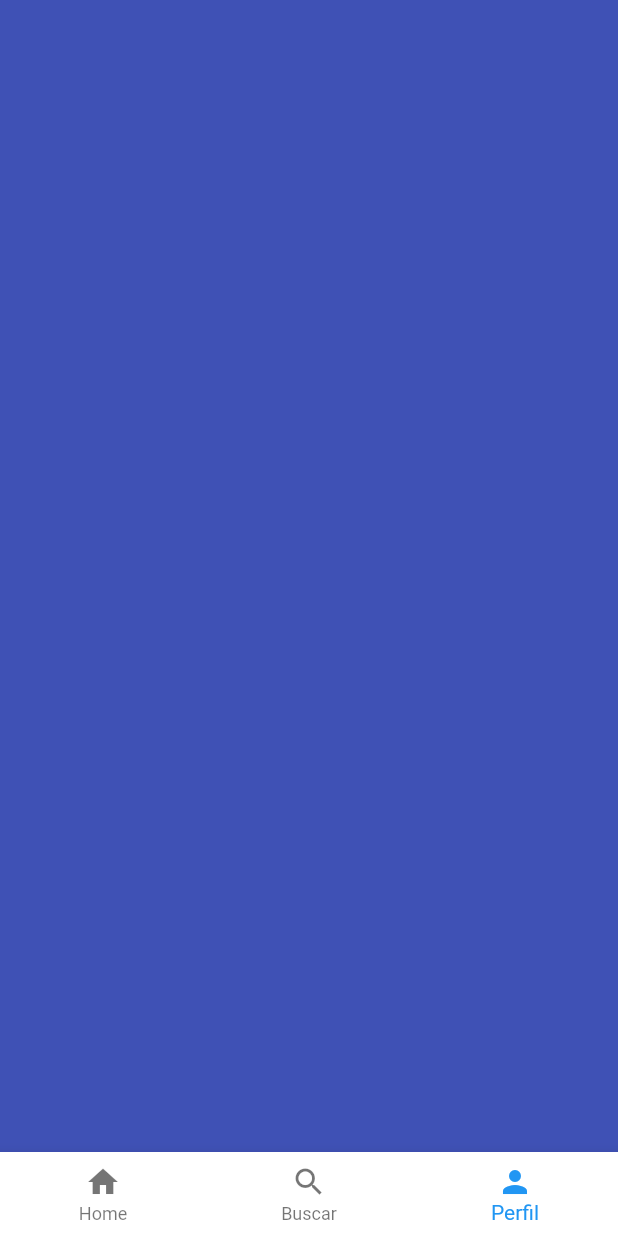
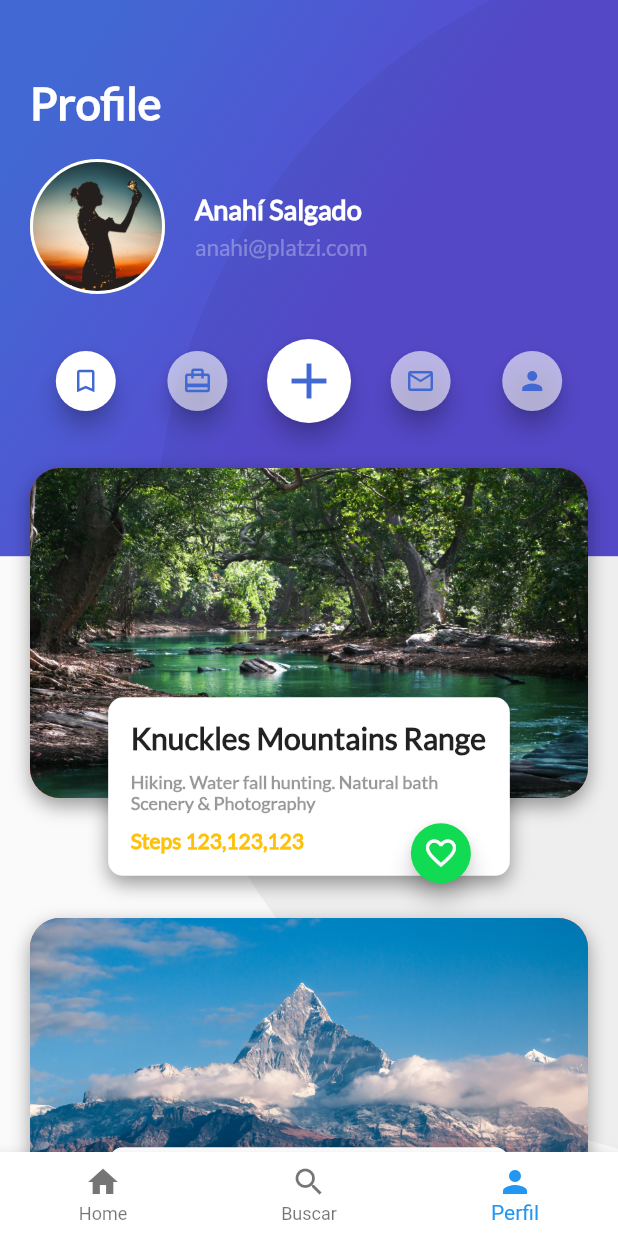
Before and after one commit to QPRodrigo/Proyect-Movil, a Flutter app: the screen it shows after launch, item 3 of the bottom bar chosen, on a phone screen of 412 x 824 dp. Run offline on Flutter 3.47's test engine with Material 2 defaults, Android fonts, the phone set to English and light mode, and no system bars.

```diff
--- a/lib/widgets/header_appbar.dart
+++ b/lib/Place/ui/screens/header_appbar.dart
@@ -1,8 +1,8 @@
 import 'package:flutter/material.dart';
 //Importamos el gradiente
-import 'gradient_back.dart';
+import '../../../widgets/gradient_back.dart';
 //Importamos la carrilla de imagenes
-import '../Place/ui/widgets/card_image_list.dart';
+import '../widgets/card_image_list.dart';
 
 class HeaderAppBar extends StatelessWidget {
   @override
--- a/lib/Place/ui/screens/home_trips.dart
+++ b/lib/Place/ui/screens/home_trips.dart
@@ -3,7 +3,7 @@ import 'package:flutter/material.dart';
 
 //Importamos los archivos
 import '../widgets/description_place.dart';
-import '../../../widgets/header_appbar.dart';
+import 'header_appbar.dart';
 import '../widgets/review_list.dart';
 
 class HomeTrips extends StatelessWidget {
--- a/lib/Place/ui/screens/profile_trips.dart
+++ /dev/null
@@ -1,11 +0,0 @@
-import 'package:flutter/material.dart';
-
-class ProfileTrips extends StatelessWidget {
-  @override
-  Widget build(BuildContext context) {
-    // TODO: implement build
-    return Container(
-      color: Colors.indigo,
-    );
-  }
-}
--- /dev/null
+++ b/lib/User/ui/screens/profile_header.dart
@@ -0,0 +1,31 @@
+import 'package:flutter/material.dart';
+import '/User/ui/widgets/user_info.dart';
+import '/User/ui/widgets/button_bar.dart';
+
+class ProfileHeader extends StatelessWidget {
+  @override
+  Widget build(BuildContext context) {
+    final title = Text(
+      'Profile',
+      style: TextStyle(
+          fontFamily: 'Lato',
+          color: Colors.white,
+          fontWeight: FontWeight.bold,
+          fontSize: 30.0),
+    );
+
+    return Container(
+      margin: EdgeInsets.only(left: 20.0, right: 20.0, top: 50.0),
+      child: Column(
+        children: <Widget>[
+          Row(
+            children: <Widget>[title],
+          ),
+          UserInfo(
+              'assets/img/people_4.jpg', 'Anahí Salgado', 'anahi@platzi.com'),
+          ButtonsBar()
+        ],
+      ),
+    );
+  }
+}
--- /dev/null
+++ b/lib/User/ui/screens/profile_trips.dart
@@ -0,0 +1,22 @@
+import 'package:flutter/material.dart';
+import '/User/ui/screens/profile_header.dart';
+import '/User/ui/widgets/profile_places_list.dart';
+import '/User/ui/widgets/profile_background.dart';
+
+class ProfileTrips extends StatelessWidget {
+  @override
+  Widget build(BuildContext context) {
+    // TODO: implement build
+    /*return Container(
+      color: Colors.indigo,
+    );*/
+    return Stack(
+      children: <Widget>[
+        ProfileBackground(),
+        ListView(
+          children: <Widget>[ProfileHeader(), ProfilePlacesList()],
+        ),
+      ],
+    );
+  }
+}
--- /dev/null
+++ b/lib/User/ui/widgets/button_bar.dart
@@ -0,0 +1,24 @@
+import 'package:flutter/material.dart';
+import 'circle_button.dart';
+
+class ButtonsBar extends StatelessWidget {
+  @override
+  Widget build(BuildContext context) {
+    return Padding(
+        padding: EdgeInsets.symmetric(horizontal: 0.0, vertical: 10.0),
+        child: Row(
+          children: <Widget>[
+            CircleButton(true, Icons.turned_in_not, 20.0,
+                Color.fromRGBO(255, 255, 255, 1)),
+            CircleButton(true, Icons.card_travel, 20.0,
+                Color.fromRGBO(255, 255, 255, 0.6)),
+            CircleButton(
+                false, Icons.add, 40.0, Color.fromRGBO(255, 255, 255, 1)),
+            CircleButton(true, Icons.mail_outline, 20.0,
+                Color.fromRGBO(255, 255, 255, 0.6)),
+            CircleButton(
+                true, Icons.person, 20.0, Color.fromRGBO(255, 255, 255, 0.6))
+          ],
+        ));
+  }
+}
--- /dev/null
+++ b/lib/User/ui/widgets/circle_button.dart
@@ -0,0 +1,34 @@
+import 'package:flutter/material.dart';
+
+class CircleButton extends StatefulWidget {
+  bool mini;
+  var icon;
+  double iconSize;
+  var color;
+
+  CircleButton(this.mini, this.icon, this.iconSize, this.color);
+
+  @override
+  State<StatefulWidget> createState() {
+    return _CircleButton();
+  }
+}
+
+class _CircleButton extends State<CircleButton> {
+  void onPressedButton() {}
+
+  @override
+  Widget build(BuildContext context) {
+    return Expanded(
+        child: FloatingActionButton(
+      backgroundColor: widget.color,
+      mini: widget.mini,
+      onPressed: onPressedButton,
+      child: Icon(
+        widget.icon,
+        size: widget.iconSize,
+        color: Color(0xFF4268D3),
+      ),
+    ));
+  }
+}
--- /dev/null
+++ b/lib/User/ui/widgets/profile_background.dart
@@ -0,0 +1,32 @@
+import 'package:flutter/material.dart';
+
+class ProfileBackground extends StatelessWidget {
+  @override
+  Widget build(BuildContext context) {
+    double screenHeight = MediaQuery.of(context).size.height;
+    double screenWidth = MediaQuery.of(context).size.width;
+
+    return Container(
+      width: screenWidth,
+      height: screenHeight * 0.45,
+      decoration: BoxDecoration(
+          gradient: LinearGradient(
+              colors: [Color(0xFF4268D3), Color(0xFF584CD1)],
+              begin: FractionalOffset(0.2, 0.0),
+              end: FractionalOffset(1.0, 0.6),
+              stops: [0.0, 0.6],
+              tileMode: TileMode.clamp)),
+      child: FittedBox(
+        fit: BoxFit.none,
+        alignment: Alignment(-1.5, -0.8),
+        child: Container(
+          width: screenHeight,
+          height: screenHeight,
+          decoration: BoxDecoration(
+              color: Color.fromRGBO(0, 0, 0, 0.05),
+              borderRadius: BorderRadius.circular(screenHeight / 2)),
+        ),
+      ),
+    );
+  }
+}
--- /dev/null
+++ b/lib/User/ui/widgets/profile_place.dart
@@ -0,0 +1,34 @@
+import 'package:flutter/material.dart';
+import '/Place/model/place.dart';
+import '/User/ui/widgets/profile_place_info.dart';
+import '/User/ui/widgets/profile_place.dart';
+
+class ProfilePlace extends StatelessWidget {
+  String image;
+  Place place;
+
+  ProfilePlace(this.image, this.place);
+
+  @override
+  Widget build(BuildContext context) {
+    final photoCard = Container(
+      margin: EdgeInsets.only(top: 10.0, bottom: 70.0),
+      height: 220.0,
+      decoration: BoxDecoration(
+          image: DecorationImage(fit: BoxFit.cover, image: AssetImage(image)),
+          borderRadius: BorderRadius.all(Radius.circular(20.0)),
+          color: Colors.red,
+          boxShadow: <BoxShadow>[
+            BoxShadow(
+                color: Colors.black38,
+                blurRadius: 10.0,
+                offset: Offset(0.0, 5.0))
+          ]),
+    );
+
+    return Stack(
+      alignment: Alignment(0.0, 0.8),
+      children: <Widget>[photoCard, ProfilePlaceInfo(place)],
+    );
+  }
+}
--- /dev/null
+++ b/lib/User/ui/widgets/profile_place_info.dart
@@ -0,0 +1,76 @@
+import 'package:flutter/material.dart';
+import '/Place/model/place.dart';
+import '/widgets/floating_action_button_green.dart';
+
+class ProfilePlaceInfo extends StatelessWidget {
+  Place place;
+
+  ProfilePlaceInfo(this.place);
+
+  @override
+  Widget build(BuildContext context) {
+    double screenWidth = MediaQuery.of(context).size.width;
+
+    final place = Text(
+      this.place.name,
+      style: TextStyle(
+          fontFamily: 'Lato', fontSize: 20.0, fontWeight: FontWeight.bold),
+    );
+
+    final placeInfo = Padding(
+        padding: EdgeInsets.symmetric(vertical: 10.0),
+        child: Column(
+            crossAxisAlignment: CrossAxisAlignment.start,
+            children: <Widget>[
+              Text(
+                this.place.where,
+                style: TextStyle(
+                    color: Color.fromRGBO(0, 0, 0, 0.4),
+                    fontFamily: 'Lato',
+                    fontSize: 12.0,
+                    fontWeight: FontWeight.bold),
+              ),
+              Text(
+                this.place.type,
+                style: TextStyle(
+                    color: Color.fromRGBO(0, 0, 0, 0.4),
+                    fontFamily: 'Lato',
+                    fontSize: 12.0,
+                    fontWeight: FontWeight.bold),
+              )
+            ]));
+
+    final steps = Text(
+      'Steps ${this.place.steps}',
+      style: TextStyle(
+          fontFamily: 'Lato',
+          fontSize: 14.0,
+          fontWeight: FontWeight.bold,
+          color: Colors.amber),
+    );
+
+    final card = Container(
+      width: screenWidth * 0.65,
+      decoration: BoxDecoration(
+          borderRadius: BorderRadius.all(Radius.circular(10.0)),
+          color: Colors.white,
+          boxShadow: <BoxShadow>[
+            BoxShadow(
+                color: Colors.black38,
+                blurRadius: 10.0,
+                offset: Offset(0.0, 5.0))
+          ]),
+      child: Padding(
+          padding: EdgeInsets.all(15.0),
+          child: Column(
+            crossAxisAlignment: CrossAxisAlignment.start,
+            children: <Widget>[place, placeInfo, steps],
+          )),
+    );
+
+    return Stack(
+      alignment: Alignment(0.8, 1.25),
+      children: <Widget>[card, FloatingActionButtonGreen()],
+    );
+  }
+}
--- /dev/null
+++ b/lib/User/ui/widgets/profile_places_list.dart
@@ -0,0 +1,29 @@
+import 'package:flutter/material.dart';
+import '/User/ui/widgets/profile_place.dart';
+import '/Place/model/place.dart';
+
+class ProfilePlacesList extends StatelessWidget {
+  Place place = new Place(
+      'Knuckles Mountains Range',
+      'Hiking. Water fall hunting. Natural bath',
+      'Scenery & Photography',
+      '123,123,123');
+  Place place2 = new Place(
+      'Mountains',
+      'Hiking. Water fall hunting. Natural bath',
+      'Scenery & Photography',
+      '321,321,321');
+
+  @override
+  Widget build(BuildContext context) {
+    return Container(
+      margin: EdgeInsets.only(top: 10.0, left: 20.0, right: 20.0, bottom: 10.0),
+      child: Column(
+        children: <Widget>[
+          ProfilePlace('assets/img/river_1.jpg', place),
+          ProfilePlace('assets/img/mountain_1.jpg', place2),
+        ],
+      ),
+    );
+  }
+}
--- /dev/null
+++ b/lib/User/ui/widgets/user_info.dart
@@ -0,0 +1,49 @@
+import 'package:flutter/material.dart';
+
+class UserInfo extends StatelessWidget {
+  String imgProfile;
+  String name;
+  String email;
+
+  UserInfo(this.imgProfile, this.name, this.email);
+
+  @override
+  Widget build(BuildContext context) {
+    final userPhoto = Container(
+      width: 90.0,
+      height: 90.0,
+      margin: EdgeInsets.only(right: 20.0),
+      decoration: BoxDecoration(
+          border: Border.all(
+              color: Colors.white, width: 2.0, style: BorderStyle.solid),
+          shape: BoxShape.circle,
+          image: DecorationImage(
+              fit: BoxFit.cover, image: AssetImage(imgProfile))),
+    );
+
+    final userInfo = Column(
+      crossAxisAlignment: CrossAxisAlignment.start,
+      children: <Widget>[
+        Container(
+            margin: EdgeInsets.only(bottom: 5.0),
+            child: Text(name,
+                style: TextStyle(
+                  fontSize: 18.0,
+                  fontWeight: FontWeight.bold,
+                  color: Colors.white,
+                  fontFamily: 'Lato',
+                ))),
+        Text(email,
+            style: TextStyle(
+                fontSize: 15.0, color: Colors.white30, fontFamily: 'Lato')),
+      ],
+    );
+
+    return Container(
+      margin: EdgeInsets.symmetric(vertical: 20.0, horizontal: 0.0),
+      child: Row(
+        children: <Widget>[userPhoto, userInfo],
+      ),
+    );
+  }
+}
--- a/lib/platzi_trips.dart
+++ b/lib/platzi_trips.dart
@@ -2,7 +2,7 @@ import 'package:flutter/material.dart';
 //Para importar clases
 import 'Place/ui/screens/home_trips.dart';
 import 'Place/ui/screens/search_trips.dart';
-import 'Place/ui/screens/profile_trips.dart';
+import 'User/ui/screens/profile_trips.dart';
 
 class PlatziTrips extends StatefulWidget {
   @override
--- a/pubspec.yaml
+++ b/pubspec.yaml
@@ -96,7 +96,10 @@ flutter:
     - assets/img/people_1.jpg
     - assets/img/people_2.jpg
     - assets/img/people_3.jpg
+    - assets/img/people_4.jpg
     - assets/img/paisaje_1.jpg
     - assets/img/paisaje_2.jpg
     - assets/img/paisaje_3.jpg
     - assets/img/paisaje_4.jpg
+    - assets/img/mountain_1.jpg
+    - assets/img/river_1.jpg
```
Also changed, not shown: assets/img/mountain_1.jpg (added), assets/img/people_4.jpg (added), assets/img/river_1.jpg (added).
